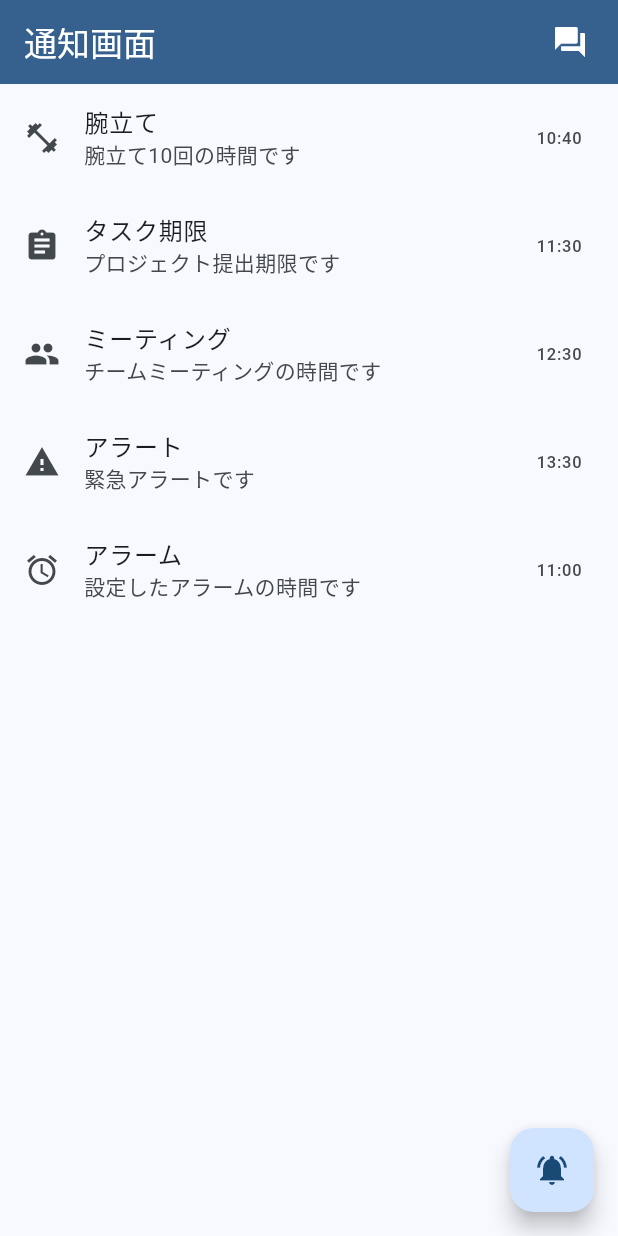
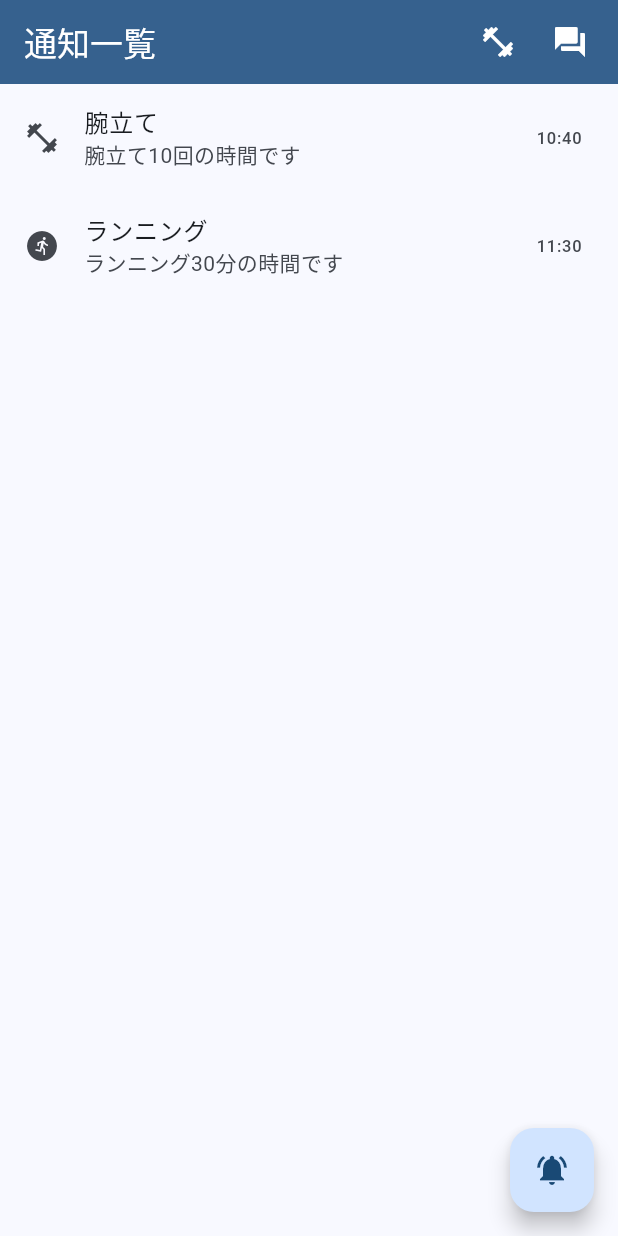
Before and after one commit to tanakacha/pksha-hackathon-2025, a Flutter app: the screen it shows after launch, on a phone screen of 412 x 824 dp. Run offline on Flutter 3.47's test engine with Material 3 defaults, Android fonts, the phone set to English and light mode, and no system bars; our stand-ins replace flutter_local_notifications, flutter_riverpod, timezone.

Commit message:
feat: 筋トレメニューの追加 #9

```diff
--- a/lib/veiw/home/home_screen.dart
+++ b/lib/veiw/home/home_screen.dart
@@ -2,13 +2,14 @@ import 'package:flutter/material.dart';
 import 'package:pksha/notification/models/notification_model.dart';
 import 'package:pksha/notification/services/notification_service.dart';
 import 'package:pksha/veiw/questionnaire/questionnaire_screen.dart';
+import 'package:pksha/veiw/training/training_screen.dart';
 
 class HomeScreen extends StatelessWidget {
   const HomeScreen({super.key});
   @override
   Widget build(BuildContext context) {
     return MaterialApp(
-      title: '通知アプリ',
+      title: '通知一覧',
       theme: ThemeData(
         colorScheme: ColorScheme.fromSeed(seedColor: Colors.blue),
         useMaterial3: true,
@@ -39,31 +40,10 @@ class _NotificationScreenState extends State<NotificationScreen> {
     ),
     NotificationModel(
       id: 2,
-      title: 'タスク期限',
-      message: 'プロジェクト提出期限です',
+      title: 'ランニング',
+      message: 'ランニング30分の時間です',
       scheduledTime: DateTime.now().add(const Duration(hours: 1)),
-      iconName: 'task',
-    ),
-    NotificationModel(
-      id: 3,
-      title: 'ミーティング',
-      message: 'チームミーティングの時間です',
-      scheduledTime: DateTime.now().add(const Duration(hours: 2)),
-      iconName: 'meeting',
-    ),
-    NotificationModel(
-      id: 4,
-      title: 'アラート',
-      message: '緊急アラートです',
-      scheduledTime: DateTime.now().add(const Duration(hours: 3)),
-      iconName: 'alert',
-    ),
-    NotificationModel(
-      id: 5,
-      title: 'アラーム',
-      message: '設定したアラームの時間です',
-      scheduledTime: DateTime.now().add(const Duration(minutes: 30)),
-      iconName: 'alarm',
+      iconName: 'training',
     ),
   ];
 
@@ -107,8 +87,8 @@ class _NotificationScreenState extends State<NotificationScreen> {
     // 10秒後の通知もスケジュール
     await _notificationService.scheduleNotification(
       id: 999,
-      title: '予約通知テスト',
-      body: '10秒後に予約した通知です',
+      title: '腕立てふせ！',
+      body: 'まずは1回やってみよう！',
       scheduledTime: now,
       iconName: 'muscle',
     );
@@ -123,16 +103,8 @@ class _NotificationScreenState extends State<NotificationScreen> {
     switch (iconName) {
       case 'muscle':
         return Icons.fitness_center;
-      case 'alarm':
-        return Icons.alarm;
-      case 'meeting':
-        return Icons.people;
-      case 'task':
-        return Icons.assignment;
-      case 'alert':
-        return Icons.warning;
-      case 'test':
-        return Icons.notifications_active;
+      case 'training':
+        return Icons.run_circle;
       default:
         return Icons.notifications;
     }
@@ -142,11 +114,23 @@ class _NotificationScreenState extends State<NotificationScreen> {
   Widget build(BuildContext context) {
     return Scaffold(
       appBar: AppBar(
-        title: const Text('通知画面'),
+        title: const Text('通知一覧'),
         backgroundColor: Theme.of(context).colorScheme.primary,
         foregroundColor: Colors.white,
         actions: [
-          // アンケートボタンを右上に配置
+          // トレーニングボタン
+          IconButton(
+            icon: const Icon(Icons.fitness_center),
+            tooltip: 'トレーニング',
+            onPressed: () {
+              Navigator.of(context).push(
+                MaterialPageRoute(
+                  builder: (context) => const TrainingScreen(),
+                ),
+              );
+            },
+          ),
+          // アンケートボタン
           Padding(
             padding: const EdgeInsets.only(right: 8.0),
             child: IconButton(
```
Also changed, not shown: lib/veiw/training/training_provider.dart (added, +141 -0 lines), lib/veiw/training/training_screen.dart (added, +166 -0 lines), assets/icons/running.png (added), assets/icons/test.png (added).
